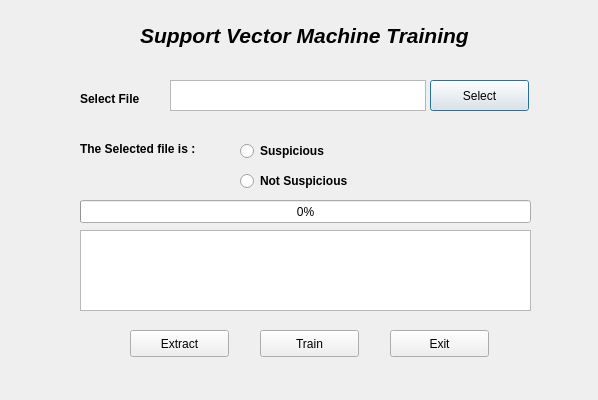
The window that train.ui (fariskonnakkadan/suspicious_activity_detection) describes before a commit, drawn with Qt 5.
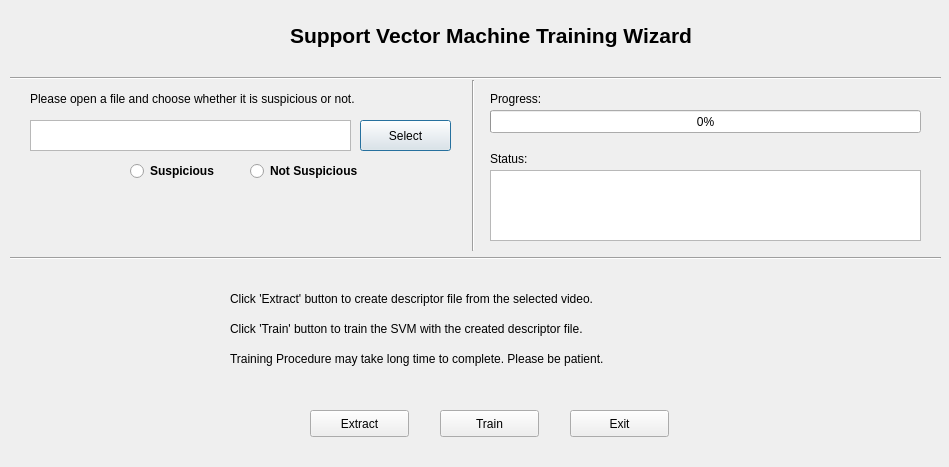
The same window after the commit.

What changed in the file:
```diff
--- a/train.ui
+++ b/train.ui
@@ -6,20 +6,20 @@
    <rect>
     <x>0</x>
     <y>0</y>
-    <width>598</width>
-    <height>400</height>
+    <width>949</width>
+    <height>467</height>
    </rect>
   </property>
   <property name="minimumSize">
    <size>
-    <width>598</width>
-    <height>400</height>
+    <width>949</width>
+    <height>467</height>
    </size>
   </property>
   <property name="maximumSize">
    <size>
-    <width>598</width>
-    <height>400</height>
+    <width>949</width>
+    <height>467</height>
    </size>
   </property>
   <property name="windowTitle">
@@ -28,9 +28,9 @@
   <widget class="QLabel" name="label">
    <property name="geometry">
     <rect>
-     <x>140</x>
+     <x>290</x>
      <y>20</y>
-     <width>381</width>
+     <width>421</width>
      <height>31</height>
     </rect>
    </property>
@@ -38,20 +38,20 @@
     <font>
      <pointsize>16</pointsize>
      <weight>75</weight>
-     <italic>true</italic>
+     <italic>false</italic>
      <bold>true</bold>
     </font>
    </property>
    <property name="text">
-    <string>Support Vector Machine Training</string>
+    <string>Support Vector Machine Training Wizard</string>
    </property>
   </widget>
   <widget class="QTextBrowser" name="trainTextbox">
    <property name="geometry">
     <rect>
-     <x>170</x>
-     <y>80</y>
-     <width>256</width>
+     <x>30</x>
+     <y>120</y>
+     <width>321</width>
      <height>31</height>
     </rect>
    </property>
@@ -59,9 +59,9 @@
   <widget class="QPushButton" name="trainSelectFile">
    <property name="geometry">
     <rect>
-     <x>430</x>
-     <y>80</y>
-     <width>99</width>
+     <x>360</x>
+     <y>120</y>
+     <width>91</width>
      <height>31</height>
     </rect>
    </property>
@@ -72,8 +72,8 @@
   <widget class="QRadioButton" name="radioButtonSuspicious">
    <property name="geometry">
     <rect>
-     <x>240</x>
-     <y>140</y>
+     <x>130</x>
+     <y>160</y>
      <width>117</width>
      <height>22</height>
     </rect>
@@ -91,8 +91,8 @@
   <widget class="QRadioButton" name="radioButtonNotSuspicious">
    <property name="geometry">
     <rect>
-     <x>240</x>
-     <y>170</y>
+     <x>250</x>
+     <y>160</y>
      <width>141</width>
      <height>22</height>
     </rect>
@@ -107,49 +107,11 @@
     <string>Not Suspicious</string>
    </property>
   </widget>
-  <widget class="QLabel" name="label_3">
-   <property name="geometry">
-    <rect>
-     <x>80</x>
-     <y>140</y>
-     <width>151</width>
-     <height>17</height>
-    </rect>
-   </property>
-   <property name="font">
-    <font>
-     <weight>75</weight>
-     <bold>true</bold>
-    </font>
-   </property>
-   <property name="text">
-    <string>The Selected file is :</string>
-   </property>
-  </widget>
-  <widget class="QLabel" name="label_4">
-   <property name="geometry">
-    <rect>
-     <x>80</x>
-     <y>90</y>
-     <width>91</width>
-     <height>17</height>
-    </rect>
-   </property>
-   <property name="font">
-    <font>
-     <weight>75</weight>
-     <bold>true</bold>
-    </font>
-   </property>
-   <property name="text">
-    <string>Select File</string>
-   </property>
-  </widget>
   <widget class="QPushButton" name="trainExtractButton">
    <property name="geometry">
     <rect>
-     <x>130</x>
-     <y>330</y>
+     <x>310</x>
+     <y>410</y>
      <width>99</width>
      <height>27</height>
     </rect>
@@ -161,8 +123,8 @@
   <widget class="QPushButton" name="trainTrainButton">
    <property name="geometry">
     <rect>
-     <x>260</x>
-     <y>330</y>
+     <x>440</x>
+     <y>410</y>
      <width>99</width>
      <height>27</height>
     </rect>
@@ -174,8 +136,8 @@
   <widget class="QPushButton" name="trainExitButton">
    <property name="geometry">
     <rect>
-     <x>390</x>
-     <y>330</y>
+     <x>570</x>
+     <y>410</y>
      <width>99</width>
      <height>27</height>
     </rect>
@@ -187,19 +149,19 @@
   <widget class="QTextBrowser" name="trainProgressWindow">
    <property name="geometry">
     <rect>
-     <x>80</x>
-     <y>230</y>
-     <width>451</width>
-     <height>81</height>
+     <x>490</x>
+     <y>170</y>
+     <width>431</width>
+     <height>71</height>
     </rect>
    </property>
   </widget>
   <widget class="QProgressBar" name="trainProgressBar">
    <property name="geometry">
     <rect>
-     <x>80</x>
-     <y>200</y>
-     <width>451</width>
+     <x>490</x>
+     <y>110</y>
+     <width>431</width>
      <height>23</height>
     </rect>
    </property>
@@ -207,6 +169,123 @@
     <number>0</number>
    </property>
   </widget>
+  <widget class="Line" name="line">
+   <property name="geometry">
+    <rect>
+     <x>463</x>
+     <y>80</y>
+     <width>20</width>
+     <height>171</height>
+    </rect>
+   </property>
+   <property name="orientation">
+    <enum>Qt::Vertical</enum>
+   </property>
+  </widget>
+  <widget class="Line" name="line_2">
+   <property name="geometry">
+    <rect>
+     <x>10</x>
+     <y>70</y>
+     <width>931</width>
+     <height>16</height>
+    </rect>
+   </property>
+   <property name="orientation">
+    <enum>Qt::Horizontal</enum>
+   </property>
+  </widget>
+  <widget class="QLabel" name="label_2">
+   <property name="geometry">
+    <rect>
+     <x>30</x>
+     <y>90</y>
+     <width>451</width>
+     <height>17</height>
+    </rect>
+   </property>
+   <property name="text">
+    <string>Please open a file and choose whether it is suspicious or not.</string>
+   </property>
+  </widget>
+  <widget class="QLabel" name="label_3">
+   <property name="geometry">
+    <rect>
+     <x>490</x>
+     <y>90</y>
+     <width>81</width>
+     <height>17</height>
+    </rect>
+   </property>
+   <property name="text">
+    <string>Progress:</string>
+   </property>
+  </widget>
+  <widget class="QLabel" name="label_4">
+   <property name="geometry">
+    <rect>
+     <x>230</x>
+     <y>290</y>
+     <width>491</width>
+     <height>17</height>
+    </rect>
+   </property>
+   <property name="text">
+    <string>Click 'Extract' button to create descriptor file from the selected video.</string>
+   </property>
+  </widget>
+  <widget class="Line" name="line_3">
+   <property name="geometry">
+    <rect>
+     <x>10</x>
+     <y>250</y>
+     <width>931</width>
+     <height>16</height>
+    </rect>
+   </property>
+   <property name="orientation">
+    <enum>Qt::Horizontal</enum>
+   </property>
+  </widget>
+  <widget class="QLabel" name="label_5">
+   <property name="geometry">
+    <rect>
+     <x>230</x>
+     <y>320</y>
+     <width>491</width>
+     <height>17</height>
+    </rect>
+   </property>
+   <property name="text">
+    <string>Click 'Train' button to train the SVM with the created descriptor file.</string>
+   </property>
+  </widget>
+  <widget class="QLabel" name="label_6">
+   <property name="geometry">
+    <rect>
+     <x>490</x>
+     <y>150</y>
+     <width>81</width>
+     <height>17</height>
+    </rect>
+   </property>
+   <property name="text">
+    <string>Status:</string>
+   </property>
+  </widget>
+  <widget class="QLabel" name="label_7">
+   <property name="geometry">
+    <rect>
+     <x>230</x>
+     <y>350</y>
+     <width>671</width>
+     <height>17</height>
+    </rect>
+   </property>
+   <property name="text">
+    <string>Training Procedure may take long time to complete. Please be patient.</string>
+   </property>
+  </widget>
  </widget>
  <resources/>
  <connections/>
```
Left out of the diff: 2 changed lines with no effect on the pictures.
